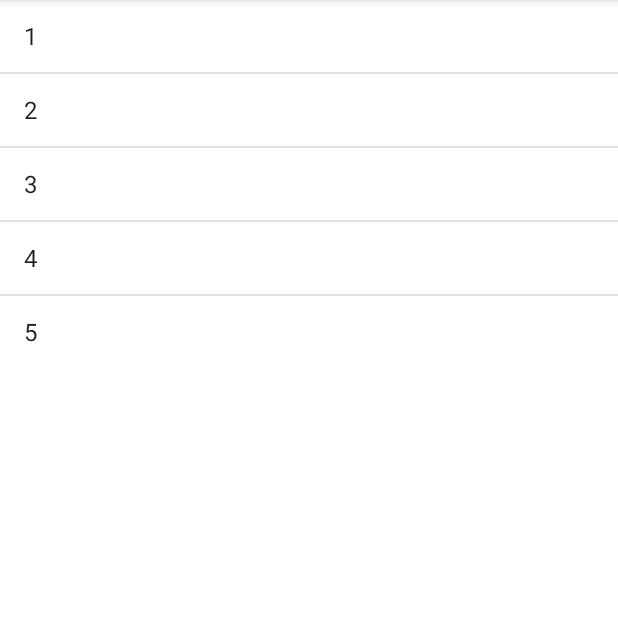
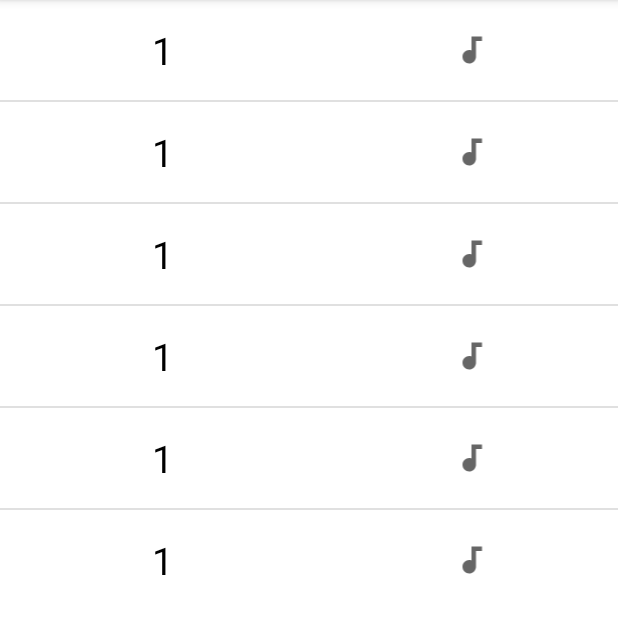
Before and after one commit to SisadaR/SimpleListViewWithAdapter, an Android app: the screen it shows after launch (MainActivity), on a phone screen of 412 x 824 dp, the part 84-718 px from its top. Run offline under Robolectric (Android 15) with nearby library versions, the phone set to English and light mode, and no system bars.

Commit message:
custom adapter

```diff
--- /dev/null
+++ b/app/src/main/java/com/jkhome/simplelistview/CustomAdapter.kt
@@ -0,0 +1,28 @@
+package com.jkhome.simplelistview
+
+import android.annotation.SuppressLint
+import android.content.Context
+import android.view.LayoutInflater
+import android.view.View
+import android.view.ViewGroup
+import android.widget.BaseAdapter
+
+class CustomAdapter(var arrayList: ArrayList<Data>):BaseAdapter() {
+    override fun getCount() = arrayList.size
+
+    override fun getItem(position: Int) = arrayList[position]
+
+    override fun getItemId(position: Int) = position.toLong()
+
+    @SuppressLint("ViewHolder")
+    override fun getView(position: Int, convertView: View?, parent: ViewGroup?): View {
+        val context = parent?.context
+
+        val inflater : LayoutInflater
+        = context?.getSystemService(Context.LAYOUT_INFLATER_SERVICE) as LayoutInflater
+
+        val rowView:View = inflater.inflate(R.layout.item_list,parent,false)
+
+        return rowView
+    }
+}
--- /dev/null
+++ b/app/src/main/java/com/jkhome/simplelistview/Data.kt
@@ -0,0 +1,5 @@
+package com.jkhome.simplelistview
+
+data class Data(val number:String, val audioFileName:String) {
+
+}
--- a/app/src/main/java/com/jkhome/simplelistview/MainActivity.kt
+++ b/app/src/main/java/com/jkhome/simplelistview/MainActivity.kt
@@ -3,25 +3,23 @@ package com.jkhome.simplelistview
 import androidx.appcompat.app.AppCompatActivity
 import android.os.Bundle
 import android.widget.ArrayAdapter
+import android.widget.CursorAdapter
 import android.widget.ListView
 import com.jkhome.simplelistview.databinding.ActivityMainBinding
 
 class MainActivity : AppCompatActivity() {
     private val binding: ActivityMainBinding by lazy { ActivityMainBinding.inflate(layoutInflater) }
+    private val listView: ListView by lazy {findViewById(R.id.list_view_test)}
     override fun onCreate(savedInstanceState: Bundle?) {
         super.onCreate(savedInstanceState)
         setContentView(R.layout.activity_main)
 
-        val array: ArrayList<String> = ArrayList()
-        for (n in 1..5)
-        {
-            array.add(n.toString())
-        }
+        val arrayList : ArrayList<Data> = ArrayList()
+        for (n in 0..5)
+            arrayList.add(Data("$n","audio_$n"))
 
-        val adapter = ArrayAdapter<String>(this, android.R.layout.simple_list_item_1,array)
-        //binding.listViewTest.adapter = adapter
-        val listView = findViewById<ListView>(R.id.list_view_test)
-        listView.adapter = adapter
+        val customAdapter:CustomAdapter = CustomAdapter(arrayList)
+        listView.adapter = customAdapter
 
 
     }
--- /dev/null
+++ b/app/src/main/res/drawable/ic_volume.xml
@@ -0,0 +1,10 @@
+<vector xmlns:android="http://schemas.android.com/apk/res/android"
+    android:width="24dp"
+    android:height="24dp"
+    android:viewportWidth="24"
+    android:viewportHeight="24"
+    android:tint="?attr/colorControlNormal">
+  <path
+      android:fillColor="@android:color/white"
+      android:pathData="M12,3v9.28c-0.47,-0.17 -0.97,-0.28 -1.5,-0.28C8.01,12 6,14.01 6,16.5S8.01,21 10.5,21c2.31,0 4.2,-1.75 4.45,-4H15V6h4V3h-7z"/>
+</vector>
--- /dev/null
+++ b/app/src/main/res/layout/item_list.xml
@@ -0,0 +1,27 @@
+<?xml version="1.0" encoding="utf-8"?>
+<LinearLayout xmlns:android="http://schemas.android.com/apk/res/android"
+    xmlns:app="http://schemas.android.com/apk/res-auto"
+    android:orientation="horizontal"
+    android:layout_width="match_parent"
+    android:layout_height="wrap_content"
+    android:weightSum="2">
+
+    <TextView
+        android:layout_width="wrap_content"
+        android:layout_height="wrap_content"
+        android:textColor="@color/black"
+        android:textSize="25sp"
+        android:layout_weight="1"
+        android:gravity="center"
+        android:layout_margin="16dp"
+        android:text="1"/>
+
+    <ImageView
+        android:layout_width="wrap_content"
+        android:layout_height="wrap_content"
+        android:layout_weight="1"
+        android:layout_gravity="center"
+        app:srcCompat="@drawable/ic_volume"/>
+
+
+</LinearLayout>
```
